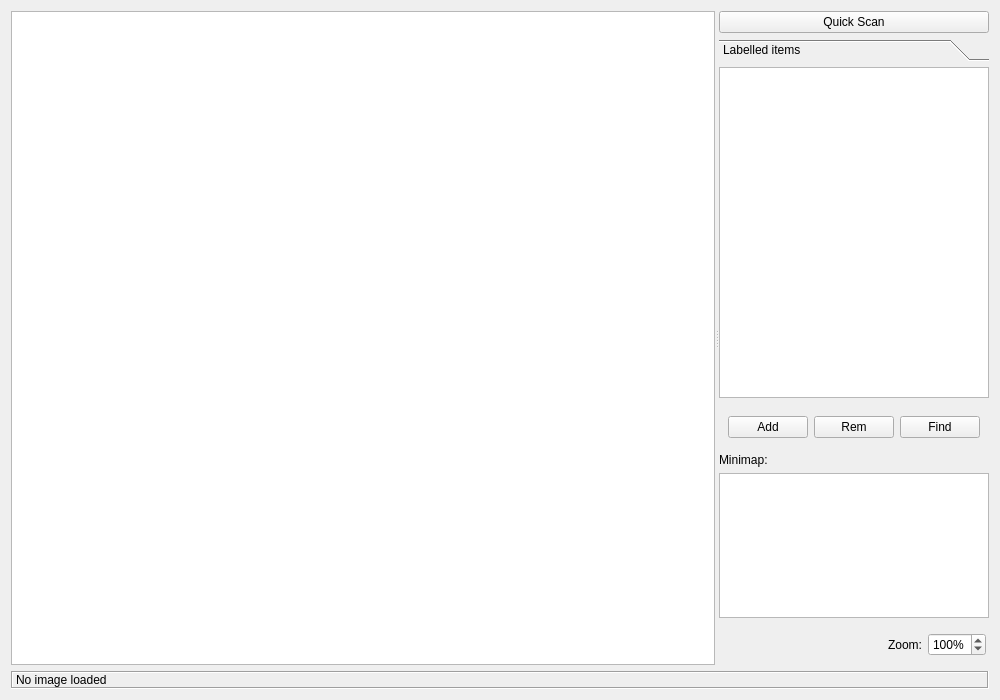
Qt form devel/displot_image.ui (bjstarosta/displot) before a commit.
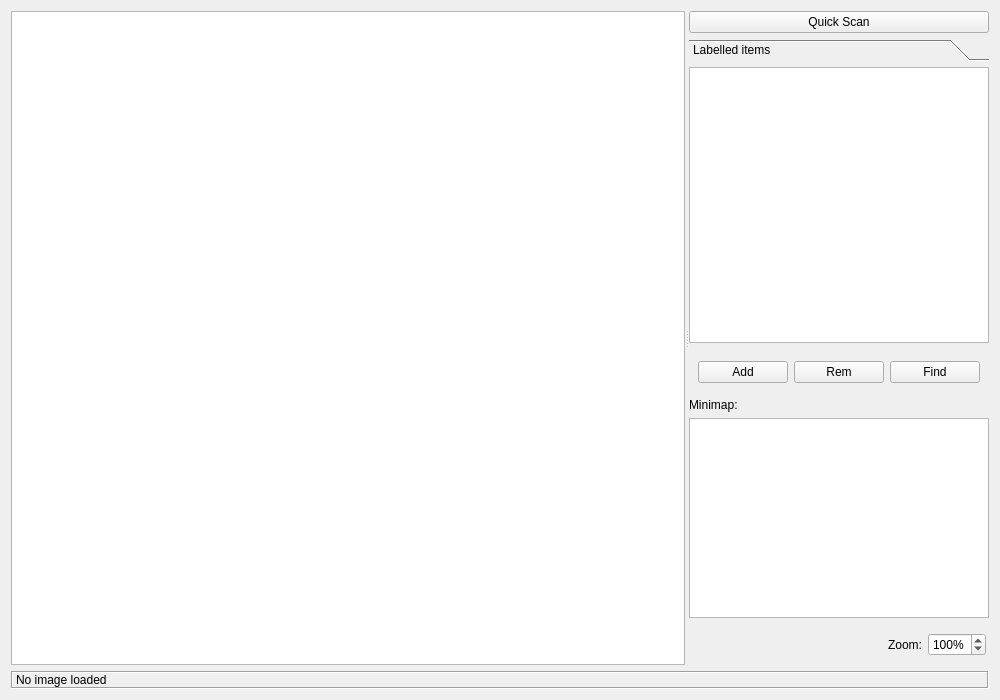
The same form after that commit.

Commit message: work on minimap + layout issues

The edit to the form file:
```diff
--- a/devel/displot_image.ui
+++ b/devel/displot_image.ui
@@ -33,19 +33,37 @@
      </property>
      <widget class="QGraphicsView" name="imageView">
       <property name="sizePolicy">
-       <sizepolicy hsizetype="Expanding" vsizetype="Expanding">
+       <sizepolicy hsizetype="MinimumExpanding" vsizetype="MinimumExpanding">
         <horstretch>5</horstretch>
         <verstretch>0</verstretch>
        </sizepolicy>
       </property>
+      <property name="minimumSize">
+       <size>
+        <width>400</width>
+        <height>400</height>
+       </size>
+      </property>
      </widget>
      <widget class="QWidget" name="sidebar" native="true">
       <property name="sizePolicy">
-       <sizepolicy hsizetype="Preferred" vsizetype="Preferred">
+       <sizepolicy hsizetype="Maximum" vsizetype="Maximum">
         <horstretch>1</horstretch>
         <verstretch>0</verstretch>
        </sizepolicy>
       </property>
+      <property name="minimumSize">
+       <size>
+        <width>300</width>
+        <height>0</height>
+       </size>
+      </property>
+      <property name="maximumSize">
+       <size>
+        <width>300</width>
+        <height>16777215</height>
+       </size>
+      </property>
       <layout class="QVBoxLayout" name="sidebarLayout">
        <item>
         <widget class="QPushButton" name="quickScanButton">
@@ -76,8 +94,8 @@
            <rect>
             <x>0</x>
             <y>0</y>
-            <width>270</width>
-            <height>304</height>
+            <width>282</width>
+            <height>247</height>
            </rect>
           </property>
           <attribute name="label">
@@ -112,6 +130,12 @@
        </item>
        <item>
         <widget class="QWidget" name="dislocationTools" native="true">
+         <property name="sizePolicy">
+          <sizepolicy hsizetype="Preferred" vsizetype="Maximum">
+           <horstretch>0</horstretch>
+           <verstretch>0</verstretch>
+          </sizepolicy>
+         </property>
          <layout class="QHBoxLayout" name="horizontalLayout_2">
           <item>
            <widget class="QPushButton" name="btnAddDisl">
@@ -147,17 +171,32 @@
        <item>
         <widget class="QGraphicsView" name="minimap">
          <property name="sizePolicy">
-          <sizepolicy hsizetype="Preferred" vsizetype="Preferred">
-           <horstretch>0</horstretch>
+          <sizepolicy hsizetype="Preferred" vsizetype="Maximum">
+           <horstretch>1</horstretch>
            <verstretch>2</verstretch>
           </sizepolicy>
          </property>
+         <property name="minimumSize">
+          <size>
+           <width>150</width>
+           <height>200</height>
+          </size>
+         </property>
+         <property name="maximumSize">
+          <size>
+           <width>300</width>
+           <height>200</height>
+          </size>
+         </property>
          <property name="baseSize">
           <size>
            <width>200</width>
            <height>200</height>
           </size>
          </property>
+         <property name="layoutDirection">
+          <enum>Qt::LeftToRight</enum>
+         </property>
         </widget>
        </item>
        <item>
```
Left out of the diff: 30 changed lines with no effect on the pictures. Lines whose indentation alone changed are shown as unchanged. The commit also changes 7 other files.
